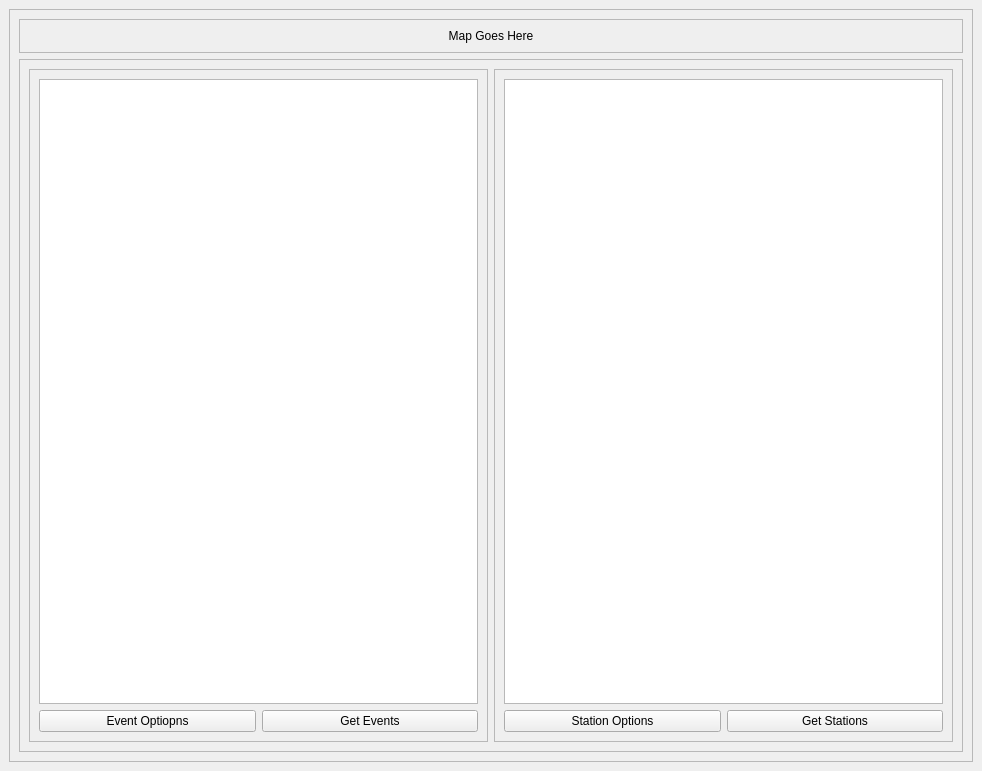
The window that pyweed/mainWindow.ui (iris-edu/pyweed) describes before a commit, drawn with Qt 5.
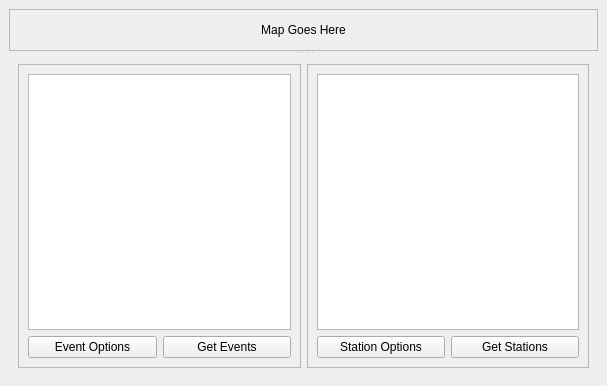
The same window after the commit.

Diff of the .ui file:
```diff
--- a/pyweed/mainWindow.ui
+++ b/pyweed/mainWindow.ui
@@ -6,8 +6,8 @@
    <rect>
     <x>0</x>
     <y>0</y>
-    <width>982</width>
-    <height>771</height>
+    <width>607</width>
+    <height>386</height>
    </rect>
   </property>
   <property name="windowTitle">
@@ -16,15 +16,10 @@
   <widget class="QWidget" name="centralwidget">
    <layout class="QVBoxLayout" name="verticalLayout">
     <item>
-     <widget class="QFrame" name="frame">
-      <property name="frameShape">
-       <enum>QFrame::StyledPanel</enum>
+     <widget class="QSplitter" name="splitter">
+      <property name="orientation">
+       <enum>Qt::Vertical</enum>
       </property>
-      <property name="frameShadow">
-       <enum>QFrame::Raised</enum>
-      </property>
-      <layout class="QVBoxLayout" name="verticalLayout_2">
-       <item>
         <widget class="QFrame" name="mapFrame">
          <property name="frameShape">
           <enum>QFrame::StyledPanel</enum>
@@ -32,9 +27,9 @@
          <property name="frameShadow">
           <enum>QFrame::Raised</enum>
          </property>
-         <layout class="QVBoxLayout" name="verticalLayout_3">
+       <layout class="QVBoxLayout" name="verticalLayout_2">
           <item>
-           <widget class="QLabel" name="label">
+         <widget class="QLabel" name="mapLabel">
             <property name="text">
              <string>Map Goes Here</string>
             </property>
@@ -45,11 +40,9 @@
           </item>
          </layout>
         </widget>
-       </item>
-       <item>
-        <widget class="QFrame" name="frame_2">
+      <widget class="QFrame" name="eventAndStationFrame">
          <property name="frameShape">
-          <enum>QFrame::StyledPanel</enum>
+        <enum>QFrame::NoFrame</enum>
          </property>
          <property name="frameShadow">
           <enum>QFrame::Raised</enum>
@@ -63,17 +56,17 @@
             <property name="frameShadow">
              <enum>QFrame::Raised</enum>
             </property>
-            <layout class="QGridLayout" name="gridLayout">
-             <item row="0" column="0" colspan="2">
-              <widget class="QTableWidget" name="eventsTable"/>
-             </item>
+          <layout class="QGridLayout" name="gridLayout_3">
              <item row="1" column="0">
               <widget class="QPushButton" name="eventsOptions">
                <property name="text">
-                <string>Event Optiopns</string>
+              <string>Event Options</string>
                </property>
               </widget>
              </item>
+           <item row="0" column="0" colspan="2">
+            <widget class="QTableWidget" name="eventTable"/>
+           </item>
              <item row="1" column="1">
               <widget class="QPushButton" name="getEvents">
                <property name="text">
@@ -92,31 +85,32 @@
             <property name="frameShadow">
              <enum>QFrame::Raised</enum>
             </property>
-            <layout class="QGridLayout" name="gridLayout_2">
-             <item row="0" column="0" colspan="2">
-              <widget class="QTableWidget" name="stationsTable"/>
-             </item>
-             <item row="1" column="0">
-              <widget class="QPushButton" name="stationOptions">
-               <property name="text">
-                <string>Station Options</string>
-               </property>
-              </widget>
-             </item>
+          <layout class="QGridLayout" name="gridLayout_4">
              <item row="1" column="1">
-              <widget class="QPushButton" name="getStations">
+            <widget class="QPushButton" name="getStation">
+             <property name="styleSheet">
+              <string notr="true"/>
+             </property>
                <property name="text">
                 <string>Get Stations</string>
                </property>
               </widget>
              </item>
-            </layout>
-           </widget>
-          </item>
+           <item row="1" column="0">
+            <widget class="QPushButton" name="stationsOptions">
+             <property name="text">
+              <string>Station Options</string>
+             </property>
+            </widget>
+           </item>
+           <item row="0" column="0" colspan="2">
+            <widget class="QTableWidget" name="stationsTable"/>
+           </item>
          </layout>
         </widget>
        </item>
       </layout>
+      </widget>
      </widget>
     </item>
    </layout>
```
Left out of the diff: 4 changed lines with no effect on the pictures. Lines whose indentation alone changed are shown as unchanged.
